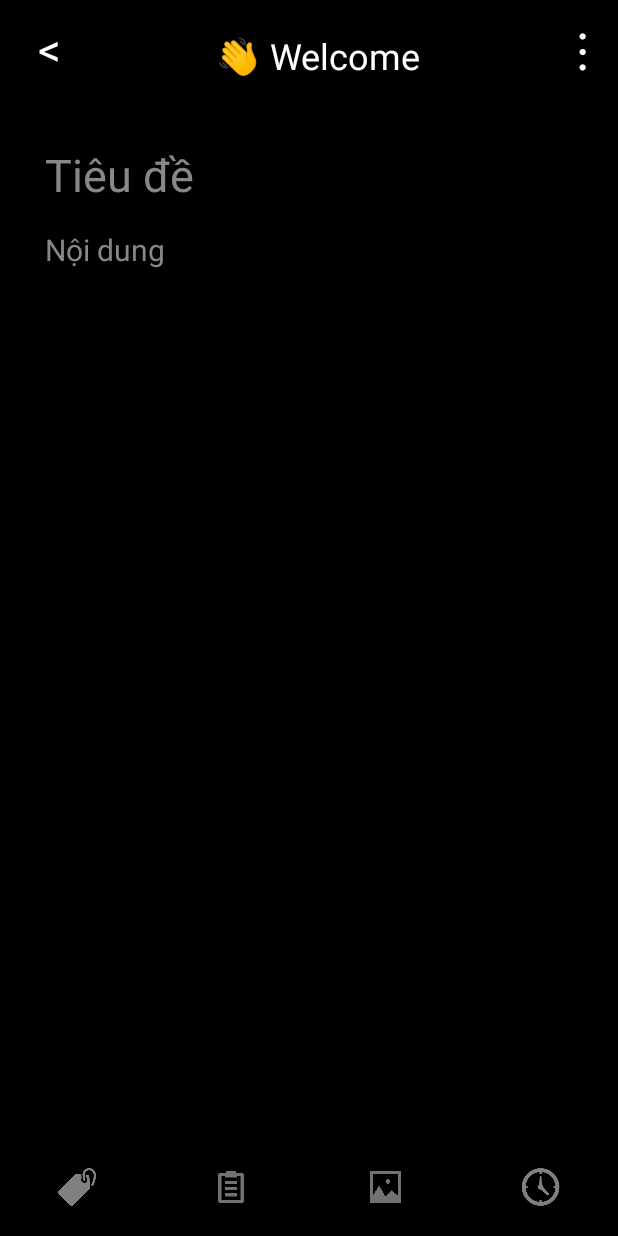
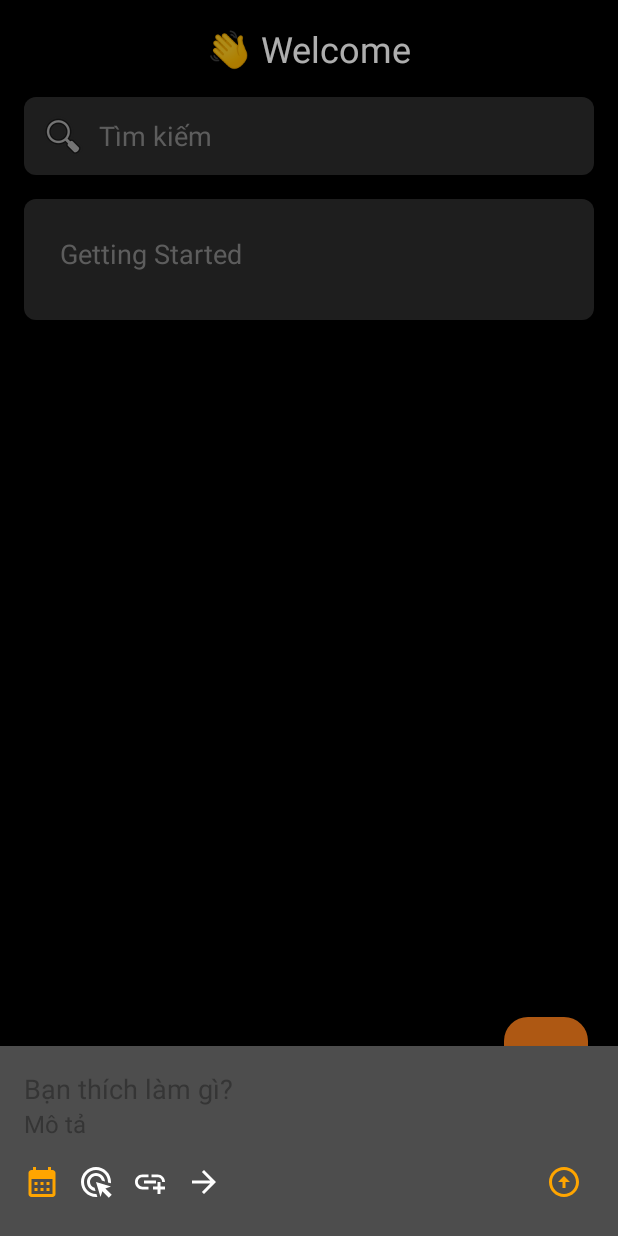
Before and after one commit to nguyenhuytan2004/Mobile-project, an Android app: the screen it shows after launch (NoteActivity before the commit, MainActivity after it), after a tap on "Add a new item", on a phone screen of 412 x 824 dp. Run offline under Robolectric (Android 15) with nearby library versions, the phone set to English and light mode, and no system bars; Roboto replaces fonts that are not available here.

Commit message:
update and add logic CRUD task

```diff
--- /dev/null
+++ b/app/src/main/java/com/example/project/AddTaskDialog.java
@@ -0,0 +1,63 @@
+package com.example.project;
+
+import android.app.AlertDialog;
+import android.app.Dialog;
+import android.os.Bundle;
+import android.view.LayoutInflater;
+import android.view.View;
+import android.view.ViewGroup;
+import android.widget.Button;
+import android.widget.EditText;
+import android.widget.ImageButton;
+import android.widget.ImageView;
+
+import androidx.annotation.NonNull;
+import androidx.annotation.Nullable;
+import androidx.fragment.app.DialogFragment;
+
+import com.google.android.material.bottomsheet.BottomSheetDialogFragment;
+
+public class AddTaskDialog extends BottomSheetDialogFragment {
+
+    private EditText etTaskName, etTaskDescription;
+    private ImageView btnDate, btnTag, btnAttach, btnMore;
+    private ImageButton btnAddTask;
+    private OnTaskAddedListener listener;
+
+    public interface OnTaskAddedListener {
+        void onTaskAdded(Task task);
+    }
+
+    public AddTaskDialog(OnTaskAddedListener listener) {
+        this.listener = listener;
+    }
+
+    @Nullable
+    @Override
+    public View onCreateView(@NonNull LayoutInflater inflater, @Nullable ViewGroup container, @Nullable Bundle savedInstanceState) {
+        View view = inflater.inflate(R.layout.dialog_add_task, container, false);
+
+        etTaskName = view.findViewById(R.id.et_task_name);
+        etTaskDescription = view.findViewById(R.id.et_task_description);
+        btnDate = view.findViewById(R.id.btn_date);
+        btnTag = view.findViewById(R.id.btn_tag);
+        btnAttach = view.findViewById(R.id.btn_attach);
+        btnMore = view.findViewById(R.id.btn_more);
+        btnAddTask = view.findViewById(R.id.btn_add_task);
+
+        btnAddTask.setOnClickListener(v -> {
+            String taskName = etTaskName.getText().toString().trim();
+            String taskDesc = etTaskDescription.getText().toString().trim();
+
+            if (!taskName.isEmpty()) {
+                Task newTask = new Task(taskName, taskDesc);
+                listener.onTaskAdded(newTask);
+                dismiss();
+            } else {
+                etTaskName.setError("Nhập tên công việc");
+            }
+        });
+
+        return view;
+    }
+}
--- a/app/src/main/java/com/example/project/MainActivity.java
+++ b/app/src/main/java/com/example/project/MainActivity.java
@@ -53,16 +53,12 @@ public class MainActivity extends AppCompatActivity {
         rvTaskList.setAdapter(taskAdapter);
 
         // Sự kiện khi nhấn Floating Action Button (FAB)
-        fabAdd.setOnClickListener(new View.OnClickListener() {
-            @Override
-            public void onClick(View v) {
-//                // Hiển thị form nhập công việc
-//                taskInputLayout.setVisibility(View.VISIBLE);
-//                fabAdd.setVisibility(View.GONE); // Ẩn FAB khi form nhập công việc hiển thị
-
-                Intent intent = new Intent(MainActivity.this, NoteActivity.class);
-                startActivity(intent);
-            }
+        fabAdd.setOnClickListener(v -> {
+            AddTaskDialog dialog = new AddTaskDialog(newTask -> {
+                taskList.add(newTask);
+                taskAdapter.notifyDataSetChanged();
+            });
+            dialog.show(getSupportFragmentManager(), "AddTaskDialog");
         });
 
         focusTab.setOnClickListener(new View.OnClickListener() {
--- /dev/null
+++ b/app/src/main/res/drawable/ic_arrow_up.xml
@@ -0,0 +1,5 @@
+<vector xmlns:android="http://schemas.android.com/apk/res/android" android:height="24dp" android:tint="#000000" android:viewportHeight="24" android:viewportWidth="24" android:width="24dp">
+
+    <path android:fillColor="@android:color/white" android:pathData="M12,20c-4.41,0 -8,-3.59 -8,-8s3.59,-8 8,-8s8,3.59 8,8S16.41,20 12,20M12,22c5.52,0 10,-4.48 10,-10c0,-5.52 -4.48,-10 -10,-10C6.48,2 2,6.48 2,12C2,17.52 6.48,22 12,22L12,22zM11,12l0,4h2l0,-4h3l-4,-4l-4,4H11z"/>
+
+</vector>
--- /dev/null
+++ b/app/src/main/res/drawable/ic_attach.xml
@@ -0,0 +1,5 @@
+<vector xmlns:android="http://schemas.android.com/apk/res/android" android:height="24dp" android:tint="#000000" android:viewportHeight="24" android:viewportWidth="24" android:width="24dp">
+
+    <path android:fillColor="@android:color/white" android:pathData="M8,11h8v2L8,13zM20.1,12L22,12c0,-2.76 -2.24,-5 -5,-5h-4v1.9h4c1.71,0 3.1,1.39 3.1,3.1zM3.9,12c0,-1.71 1.39,-3.1 3.1,-3.1h4L11,7L7,7c-2.76,0 -5,2.24 -5,5s2.24,5 5,5h4v-1.9L7,15.1c-1.71,0 -3.1,-1.39 -3.1,-3.1zM19,12h-2v3h-3v2h3v3h2v-3h3v-2h-3z"/>
+
+</vector>
--- /dev/null
+++ b/app/src/main/res/drawable/ic_calendar.xml
@@ -0,0 +1,5 @@
+<vector xmlns:android="http://schemas.android.com/apk/res/android" android:height="24dp" android:tint="#000000" android:viewportHeight="24" android:viewportWidth="24" android:width="24dp">
+
+    <path android:fillColor="@android:color/white" android:pathData="M19,4h-1V2h-2v2H8V2H6v2H5C3.89,4 3.01,4.9 3.01,6L3,20c0,1.1 0.89,2 2,2h14c1.1,0 2,-0.9 2,-2V6C21,4.9 20.1,4 19,4zM19,20H5V10h14V20zM9,14H7v-2h2V14zM13,14h-2v-2h2V14zM17,14h-2v-2h2V14zM9,18H7v-2h2V18zM13,18h-2v-2h2V18zM17,18h-2v-2h2V18z"/>
+
+</vector>
--- /dev/null
+++ b/app/src/main/res/drawable/ic_more.xml
@@ -0,0 +1,5 @@
+<vector xmlns:android="http://schemas.android.com/apk/res/android" android:autoMirrored="true" android:height="24dp" android:tint="#000000" android:viewportHeight="24" android:viewportWidth="24" android:width="24dp">
+
+    <path android:fillColor="@android:color/white" android:pathData="M12,4l-1.41,1.41L16.17,11H4v2h12.17l-5.58,5.59L12,20l8,-8z"/>
+
+</vector>
--- /dev/null
+++ b/app/src/main/res/drawable/ic_tag.xml
@@ -0,0 +1,5 @@
+<vector xmlns:android="http://schemas.android.com/apk/res/android" android:height="24dp" android:tint="#000000" android:viewportHeight="24" android:viewportWidth="24" android:width="24dp">
+
+    <path android:fillColor="@android:color/white" android:pathData="M11.71,17.99C8.53,17.84 6,15.22 6,12c0,-3.31 2.69,-6 6,-6c3.22,0 5.84,2.53 5.99,5.71l-2.1,-0.63C15.48,9.31 13.89,8 12,8c-2.21,0 -4,1.79 -4,4c0,1.89 1.31,3.48 3.08,3.89L11.71,17.99zM22,12c0,0.3 -0.01,0.6 -0.04,0.9l-1.97,-0.59C20,12.21 20,12.1 20,12c0,-4.42 -3.58,-8 -8,-8s-8,3.58 -8,8s3.58,8 8,8c0.1,0 0.21,0 0.31,-0.01l0.59,1.97C12.6,21.99 12.3,22 12,22C6.48,22 2,17.52 2,12C2,6.48 6.48,2 12,2S22,6.48 22,12zM18.23,16.26L22,15l-10,-3l3,10l1.26,-3.77l4.27,4.27l1.98,-1.98L18.23,16.26z"/>
+
+</vector>
--- a/app/src/main/res/layout/activity_main.xml
+++ b/app/src/main/res/layout/activity_main.xml
@@ -122,8 +122,9 @@
         android:layout_height="wrap_content"
         android:src="@android:drawable/ic_input_add"
         android:tint="#FFFFFF"
-        android:backgroundTint="@color/blue"
+        android:backgroundTint="#FF811C"
         android:elevation="8dp"
+        app:fabSize="normal"
         app:layout_constraintBottom_toBottomOf="parent"
         app:layout_constraintEnd_toEndOf="parent"
         android:layout_marginBottom="90dp"
--- /dev/null
+++ b/app/src/main/res/layout/dialog_add_task.xml
@@ -0,0 +1,84 @@
+<LinearLayout xmlns:android="http://schemas.android.com/apk/res/android"
+    android:layout_width="match_parent"
+    android:layout_height="wrap_content"
+    android:orientation="vertical"
+    android:background="#4D4D4D"
+    android:padding="16dp">
+
+    <EditText
+        android:id="@+id/et_task_name"
+        android:layout_width="match_parent"
+        android:layout_height="wrap_content"
+        android:hint="Bạn thích làm gì?"
+        android:textColor="@color/white"
+        android:textColorHint="#353535"
+        android:background="@null"
+        android:textSize="18sp" />
+
+    <EditText
+        android:id="@+id/et_task_description"
+        android:layout_width="match_parent"
+        android:layout_height="wrap_content"
+        android:hint="Mô tả"
+        android:textColor="@color/white"
+        android:textColorHint="#353535"
+        android:background="@null"
+        android:textSize="16sp" />
+
+    <!-- Row chứa các biểu tượng và nút thêm công việc -->
+    <LinearLayout
+        android:layout_width="match_parent"
+        android:layout_height="wrap_content"
+        android:orientation="horizontal"
+        android:gravity="center_vertical"
+        android:paddingTop="8dp">
+
+        <ImageView
+            android:id="@+id/btn_date"
+            android:layout_width="24dp"
+            android:layout_height="24dp"
+            android:src="@drawable/ic_calendar"
+            android:tint="@color/orange"
+            android:layout_marginEnd="12dp" />
+
+        <ImageView
+            android:id="@+id/btn_tag"
+            android:layout_width="24dp"
+            android:layout_height="24dp"
+            android:src="@drawable/ic_tag"
+            android:tint="@color/white"
+            android:layout_marginEnd="12dp" />
+
+        <ImageView
+            android:id="@+id/btn_attach"
+            android:layout_width="24dp"
+            android:layout_height="24dp"
+            android:src="@drawable/ic_attach"
+            android:tint="@color/white"
+            android:layout_marginEnd="12dp" />
+
+        <ImageView
+            android:id="@+id/btn_more"
+            android:layout_width="24dp"
+            android:layout_height="24dp"
+            android:src="@drawable/ic_more"
+            android:tint="@color/white"
+            android:layout_marginEnd="12dp" />
+
+        <!-- Đẩy nút thêm công việc sang phải -->
+        <Space
+            android:layout_width="0dp"
+            android:layout_height="wrap_content"
+            android:layout_weight="1" />
+
+        <ImageButton
+            android:id="@+id/btn_add_task"
+            android:layout_width="40dp"
+            android:layout_height="40dp"
+            android:src="@drawable/ic_arrow_up"
+            android:tint="@color/orange"
+            android:background="@null"
+            android:contentDescription="Thêm công việc"/>
+    </LinearLayout>
+
+</LinearLayout>
```
